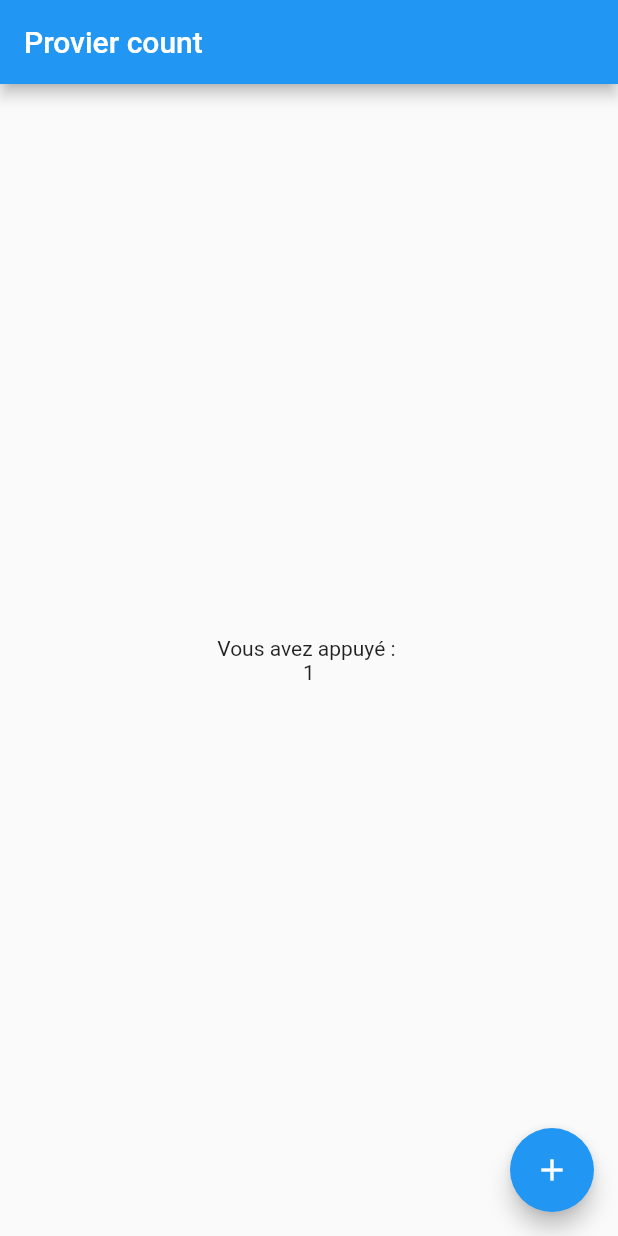
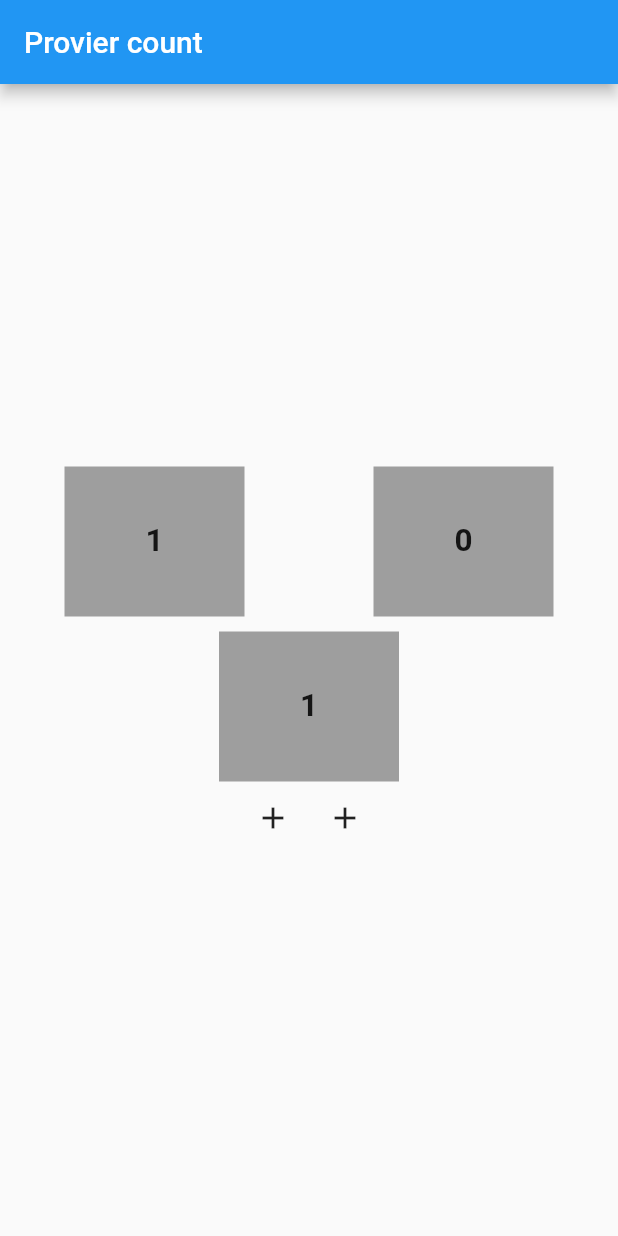
Before and after one commit to AdamMusa/provider, a Flutter app: the screen it shows after launch, after a tap on the "add" icon, on a phone screen of 412 x 824 dp. Run offline on Flutter 3.47's test engine with Material 2 defaults, Android fonts, the light colour scheme and no system bars.

Commit message:
added provider model and two counters

```diff
--- a/provi/lib/main.dart
+++ b/provi/lib/main.dart
@@ -2,33 +2,78 @@ import 'package:flutter/material.dart';
 import 'package:provi/provider_model.dart';
 import 'package:provider/provider.dart';
 
-void main() => runApp(
-  MaterialApp(home:ChangeNotifierProvider(
-    create: (context)=>Counter(),
-    child: MyApp(),
-    ))
-);
+void main() => runApp(MaterialApp(
+        home: ChangeNotifierProvider(
+      create: (context) => Counter(),
+      child: MyApp(),
+    )));
 
 class MyApp extends StatelessWidget {
   @override
   Widget build(BuildContext context) {
     final counter = Provider.of<Counter>(context);
     return Scaffold(
-      appBar: AppBar(
-        title:Text('Provier count')
+      appBar: AppBar(title: Text('Provier count')),
+      body: Center(
+        child: Column(
+            mainAxisAlignment: MainAxisAlignment.center,
+            children: <Widget>[
+              Row(
+                mainAxisAlignment: MainAxisAlignment.spaceAround,
+                mainAxisSize: MainAxisSize.max,
+                children: <Widget>[
+                  Container(
+                      width: 120,
+                      height: 100,
+                      color: Colors.grey,
+                      child: Center(
+                          child: Text(
+                        '${counter.count_a}',
+                        style: TextStyle(fontWeight: FontWeight.bold),
+                        textScaleFactor: 1.5,
+                      ))),
+                  Container(
+                      width: 120,
+                      height: 100,
+                      color: Colors.grey,
+                      child: Center(
+                          child: Text(
+                        '${counter.count_b}',
+                        style: TextStyle(fontWeight: FontWeight.bold),
+                        textScaleFactor: 1.5,
+                      ))),
+                ],
+              ),
+              SizedBox(
+                height: 10.0,
+              ),
+              Container(
+                  width: 120,
+                  height: 100,
+                  color: Colors.grey,
+                  child: Center(
+                      child: Text(
+                    '${counter.somme()}',
+                    style: TextStyle(fontWeight: FontWeight.bold),
+                    textScaleFactor: 1.5,
+                  ))),
+              Row(
+                mainAxisAlignment: MainAxisAlignment.center,
+                children: <Widget>[
+                  IconButton(
+                    icon: Icon(Icons.add),
+                    onPressed: counter.increment_a,
+                    tooltip: 'Counter for a',
+                  ),
+                  IconButton(
+                    icon: Icon(Icons.add),
+                    onPressed: counter.increment_b,
+                    tooltip: 'Counter for b',
+                  )
+                ],
+              )
+            ]),
       ),
-      body: Center(child: Column(
-        mainAxisAlignment: MainAxisAlignment.center,
-        children:<Widget>[
-          Text('Vous avez appuyé : '),
-          Text('${counter.count}')
-        ]
-      ),
-      ),
-      floatingActionButton: FloatingActionButton(
-        onPressed: counter.increment,
-        child: Icon(Icons.add),
-      )
     );
   }
 }
--- a/provi/lib/provider_model.dart
+++ b/provi/lib/provider_model.dart
@@ -1,10 +1,18 @@
 import 'package:flutter/cupertino.dart';
 
 class Counter with ChangeNotifier{
-  int count = 0;
+  int count_a = 0;
+  int count_b = 0;
 
-  void increment(){
-    count++;
+  void increment_a(){
+    count_a++;
     notifyListeners();
   }
+  void increment_b(){
+    count_b++;
+    notifyListeners();
+  }
+  int somme(){
+    return count_a + count_b;
+  }
 }
```
